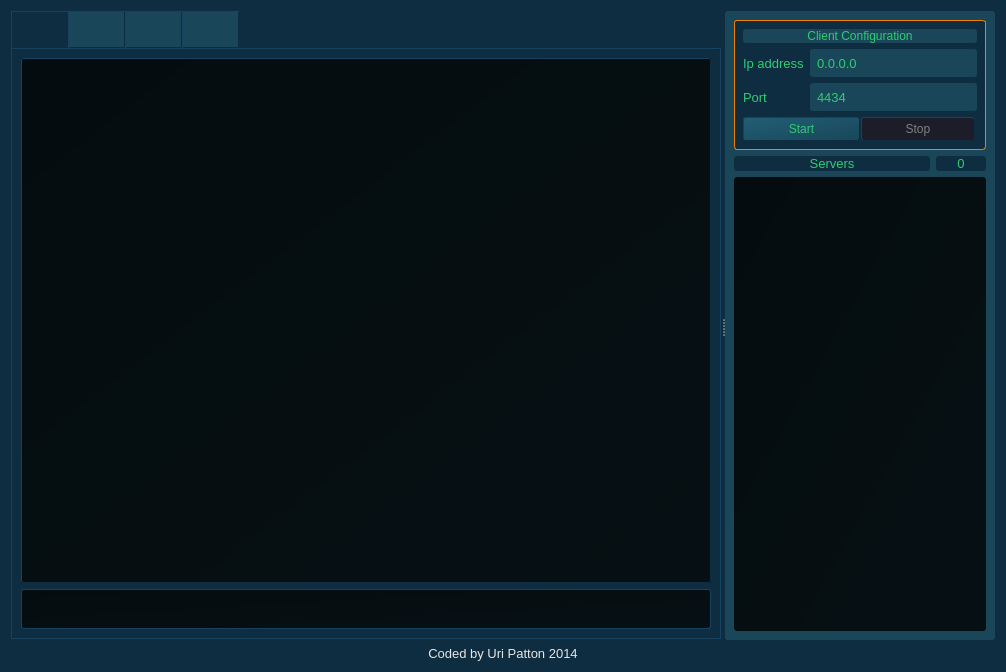
First picture: the form in SOURCE/GUI.ui, repository pavliqs/Mirakuru, before the edit.
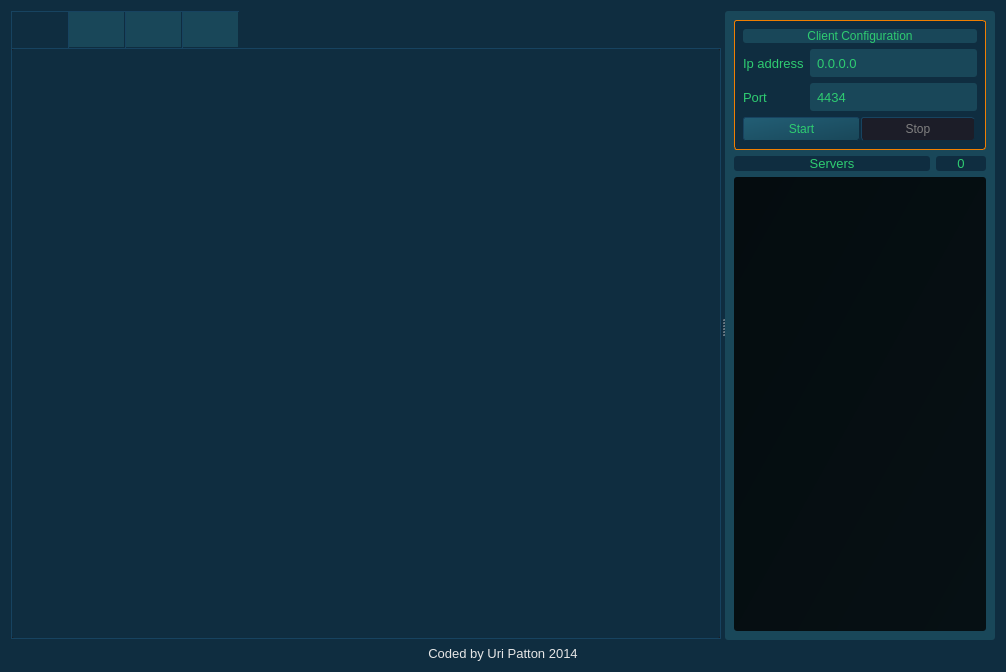
Second picture: the form after the edit. Icons and pictures are not drawn.

Commit message: add new interactive remote console

Diff of the .ui file:
```diff
--- a/SOURCE/GUI.ui
+++ b/SOURCE/GUI.ui
@@ -35,8 +35,8 @@
 border-radius: 3px;
 font: 10pt &quot;MS Shell Dlg 2&quot;;</string>
   </property>
-  <layout class="QGridLayout" name="gridLayout">
-   <item row="0" column="0">
+  <layout class="QVBoxLayout" name="verticalLayout_3">
+   <item>
     <widget class="QSplitter" name="splitter_7">
      <property name="font">
       <font>
@@ -165,78 +165,9 @@
          <attribute name="title">
           <string/>
          </attribute>
-         <layout class="QGridLayout" name="gridLayout_4">
+         <layout class="QGridLayout" name="gridLayout">
           <item row="0" column="0">
-           <widget class="QTextEdit" name="consoleText">
-            <property name="sizePolicy">
-             <sizepolicy hsizetype="Ignored" vsizetype="Expanding">
-              <horstretch>1</horstretch>
-              <verstretch>0</verstretch>
-             </sizepolicy>
-            </property>
-            <property name="font">
-             <font>
-              <family>MS Shell Dlg 2</family>
-              <pointsize>10</pointsize>
-              <weight>50</weight>
-              <italic>false</italic>
-              <bold>false</bold>
-             </font>
-            </property>
-            <property name="autoFillBackground">
-             <bool>true</bool>
-            </property>
-            <property name="styleSheet">
-             <string notr="true">background-position: center;
-border: 1px outset;
-border-color: #0F2D40;
-border-radius: 2px;
-background-color: qlineargradient(spread:pad, x1:1, y1:1, x2:0, y2:0, stop:0 #061014, stop:1 #050C0F);</string>
-            </property>
-            <property name="frameShape">
-             <enum>QFrame::StyledPanel</enum>
-            </property>
-            <property name="frameShadow">
-             <enum>QFrame::Plain</enum>
-            </property>
-            <property name="lineWidth">
-             <number>1</number>
-            </property>
-            <property name="undoRedoEnabled">
-             <bool>false</bool>
-            </property>
-            <property name="readOnly">
-             <bool>true</bool>
-            </property>
-            <property name="cursorWidth">
-             <number>5</number>
-            </property>
-           </widget>
-          </item>
-          <item row="1" column="0">
-           <widget class="QLineEdit" name="commandLine">
-            <property name="minimumSize">
-             <size>
-              <width>0</width>
-              <height>40</height>
-             </size>
-            </property>
-            <property name="font">
-             <font>
-              <family>MS Shell Dlg 2</family>
-              <pointsize>10</pointsize>
-              <weight>50</weight>
-              <italic>false</italic>
-              <bold>false</bold>
-             </font>
-            </property>
-            <property name="styleSheet">
-             <string notr="true">background-color: qlineargradient(spread:pad, x1:1, y1:1, x2:0, y2:0, stop:0 #061014, stop:1 #050C0F);
-border: 1px ridge;
-border-color: #0F2D40;
-border-radius: 2px;</string>
-            </property>
-           </widget>
+           <layout class="QVBoxLayout" name="shellLayout"/>
           </item>
          </layout>
         </widget>
@@ -1395,7 +1326,7 @@
      </widget>
     </widget>
    </item>
-   <item row="1" column="0">
+   <item>
     <widget class="QLabel" name="byLabel">
      <property name="font">
       <font>
```
The commit also changes 4 other files.
